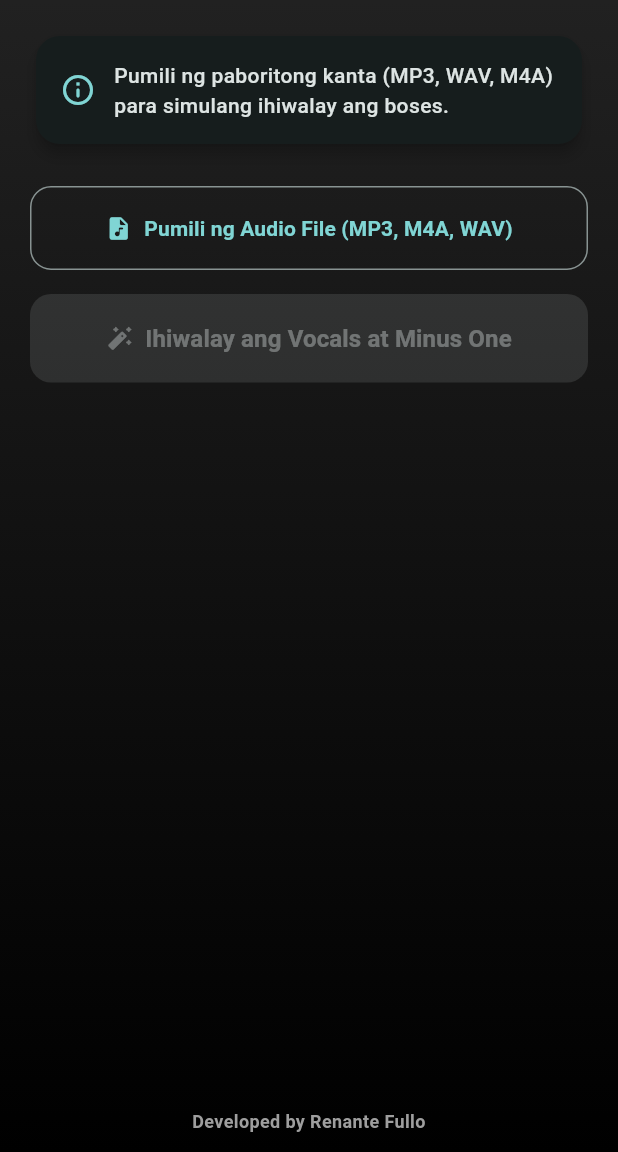
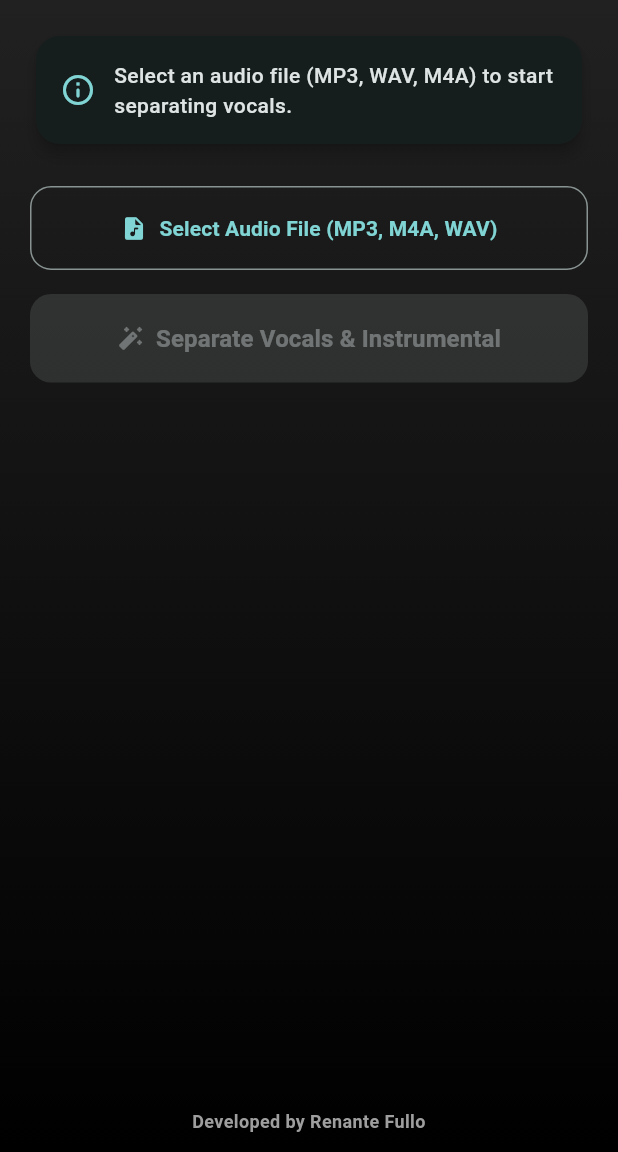
Before and after one commit to Saitama1978/ai_vocal_remover, a Flutter app: the screen it shows after launch, on a phone screen of 412 x 824 dp, the part 84-1236 px from its top. Run offline on Flutter 3.47's test engine with Material 3 defaults, Android fonts, the phone set to English and light mode, and no system bars; our stand-ins replace file_picker, permission_handler.

Commit message:
Update main.dart

```diff
--- a/lib/main.dart
+++ b/lib/main.dart
@@ -74,7 +74,7 @@ class _HomeScreenState extends State<HomeScreen> {
   String? _musicOutputPath;
 
   bool _isProcessing = false;
-  String _statusMessage = 'Pumili ng paboritong kanta (MP3, WAV, M4A) para simulang ihiwalay ang boses.';
+  String _statusMessage = 'Select an audio file (MP3, WAV, M4A) to start separating vocals.';
 
   Future<void> _pickAudioFile() async {
     FilePickerResult? result = await FilePicker.platform.pickFiles(
@@ -87,7 +87,7 @@ class _HomeScreenState extends State<HomeScreen> {
         _inputFileName = result.files.single.name;
         _vocalOutputPath = null;
         _musicOutputPath = null;
-        _statusMessage = 'Handa nang i-process: $_inputFileName';
+        _statusMessage = 'Ready to process: $_inputFileName';
       });
     }
   }
@@ -99,7 +99,7 @@ class _HomeScreenState extends State<HomeScreen> {
       _vocalOutputPath = null;
       _musicOutputPath = null;
       _isProcessing = false;
-      _statusMessage = 'Pumili ng kanta para magsimula.';
+      _statusMessage = 'Select an audio file to begin.';
     });
   }
 
@@ -116,7 +116,7 @@ class _HomeScreenState extends State<HomeScreen> {
       _isProcessing = true;
       _vocalOutputPath = null;
       _musicOutputPath = null;
-      _statusMessage = 'Ipinapadala ang kanta sa AI server... Sandali lang po.';
+      _statusMessage = 'Uploading audio to AI server... Please wait.';
     });
 
     try {
@@ -136,7 +136,7 @@ class _HomeScreenState extends State<HomeScreen> {
       if (uploadResponse.statusCode != 200) {
         setState(() {
           _isProcessing = false;
-          _statusMessage = 'Nabigo ang pag-upload (HTTP ${uploadResponse.statusCode}). Pakitiyak na nagre-run ang iyong HF Space.';
+          _statusMessage = 'Upload failed (HTTP ${uploadResponse.statusCode}). Ensure your HF Space is running.';
         });
         return;
       }
@@ -147,7 +147,7 @@ class _HomeScreenState extends State<HomeScreen> {
           : (uploadedData['path'] ?? uploadedData['url'] ?? '').toString();
 
       setState(() {
-        _statusMessage = 'Pinoproseso na ng AI ang musika at boses... (Maaaring tumagal ng ilang minuto)';
+        _statusMessage = 'AI is separating vocals and music... (This may take a few minutes)';
       });
 
       final predictResponse = await http.post(
@@ -176,23 +176,23 @@ class _HomeScreenState extends State<HomeScreen> {
           _vocalOutputPath = vocalOut;
           _musicOutputPath = musicOut;
           _isProcessing = false;
-          _statusMessage = 'Tagumpay! Hiwalay na ang Vocals at Minus One.';
+          _statusMessage = 'Success! Vocals and Instrumental separated.';
         });
       } else {
         setState(() {
           _isProcessing = false;
-          _statusMessage = 'Nagka-problema sa AI server (HTTP ${predictResponse.statusCode}). Subukan muli.';
+          _statusMessage = 'AI Server error (HTTP ${predictResponse.statusCode}). Please try again.';
         });
       }
     } on TimeoutException {
       setState(() {
         _isProcessing = false;
-        _statusMessage = 'Nag-timeout ang server. Masyadong mahaba o mabigat ang kanta.';
+        _statusMessage = 'Server timeout. The audio file might be too large or long.';
       });
     } catch (e) {
       setState(() {
         _isProcessing = false;
-        _statusMessage = 'Nabigo ang koneksyon sa server. Suriin ang iyong internet.';
+        _statusMessage = 'Connection failed. Please check your internet connection.';
       });
     }
   }
@@ -232,7 +232,7 @@ class _HomeScreenState extends State<HomeScreen> {
       if (!mounted) return;
       ScaffoldMessenger.of(context).showSnackBar(
         SnackBar(
-          content: Text('Nai-save na sa Download folder: $fileName'),
+          content: Text('Saved to Download folder: $fileName'),
           backgroundColor: Colors.teal.shade700,
           behavior: SnackBarBehavior.floating,
         ),
@@ -240,7 +240,7 @@ class _HomeScreenState extends State<HomeScreen> {
     } catch (e) {
       if (!mounted) return;
       ScaffoldMessenger.of(context).showSnackBar(
-        SnackBar(content: Text('Hindi ma-save: $e')),
+        SnackBar(content: Text('Failed to save: $e')),
       );
     }
   }
@@ -256,12 +256,12 @@ class _HomeScreenState extends State<HomeScreen> {
           IconButton(
             icon: Icon(widget.isDarkMode ? Icons.light_mode_rounded : Icons.dark_mode_rounded),
             onPressed: widget.onToggleTheme,
-            tooltip: 'Palitan ang Tema',
+            tooltip: 'Toggle Theme',
           ),
           IconButton(
             icon: const Icon(Icons.refresh_rounded),
             onPressed: _resetAll,
-            tooltip: 'I-reset ang Lahat',
+            tooltip: 'Reset All',
           ),
         ],
       ),
@@ -307,7 +307,7 @@ class _HomeScreenState extends State<HomeScreen> {
                       onPressed: _isProcessing ? null : _pickAudioFile,
                       icon: const Icon(Icons.audio_file_rounded),
                       label: Text(
-                        _inputFileName ?? 'Pumili ng Audio File (MP3, M4A, WAV)',
+                        _inputFileName ?? 'Select Audio File (MP3, M4A, WAV)',
                         style: const TextStyle(fontWeight: FontWeight.w600),
                       ),
                       style: OutlinedButton.styleFrom(
@@ -326,7 +326,7 @@ class _HomeScreenState extends State<HomeScreen> {
                             )
                           : const Icon(Icons.auto_fix_high_rounded),
                       label: Text(
-                        _isProcessing ? 'Pinoproseso ang Kanta...' : 'Ihiwalay ang Vocals at Minus One',
+                        _isProcessing ? 'Processing Audio...' : 'Separate Vocals & Instrumental',
                         style: const TextStyle(fontSize: 16, fontWeight: FontWeight.bold),
                       ),
                       style: FilledButton.styleFrom(
@@ -338,7 +338,7 @@ class _HomeScreenState extends State<HomeScreen> {
                     if (_musicOutputPath != null) ...[
                       _buildResultCard(
                         title: 'Minus One (Instrumental)',
-                        subtitle: 'Handa nang i-download',
+                        subtitle: 'Ready to download',
                         icon: Icons.music_note_rounded,
                         filePath: _musicOutputPath!,
                       ),
@@ -346,8 +346,8 @@ class _HomeScreenState extends State<HomeScreen> {
                     ],
                     if (_vocalOutputPath != null)
                       _buildResultCard(
-                        title: 'Vocals Only (Boses Lang)',
-                        subtitle: 'Handa nang i-download',
+                        title: 'Vocals Only',
+                        subtitle: 'Ready to download',
                         icon: Icons.mic_rounded,
                         filePath: _vocalOutputPath!,
                       ),
@@ -408,7 +408,7 @@ class _HomeScreenState extends State<HomeScreen> {
             IconButton.filled(
               icon: const Icon(Icons.download_rounded),
               onPressed: () => _saveToDownloads(filePath),
-              tooltip: 'I-save sa Downloads',
+              tooltip: 'Save to Downloads',
             ),
           ],
         ),
```
